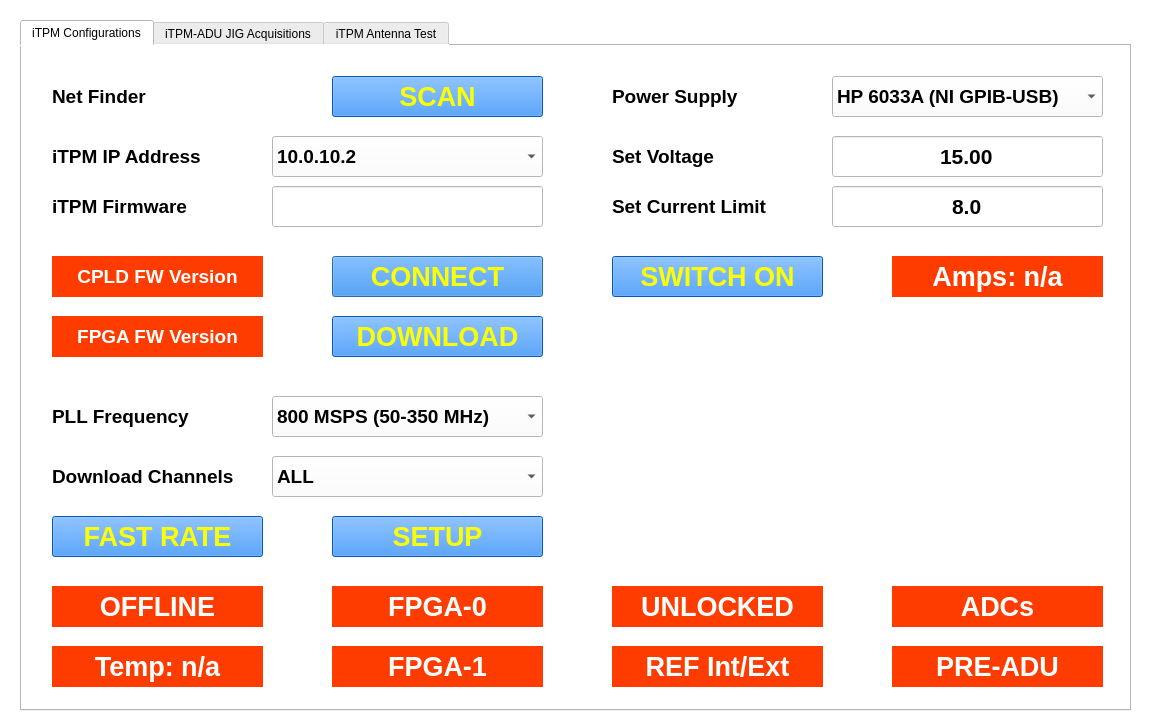
amattana/PySKA, file tpm_test.ui: the form before one commit.
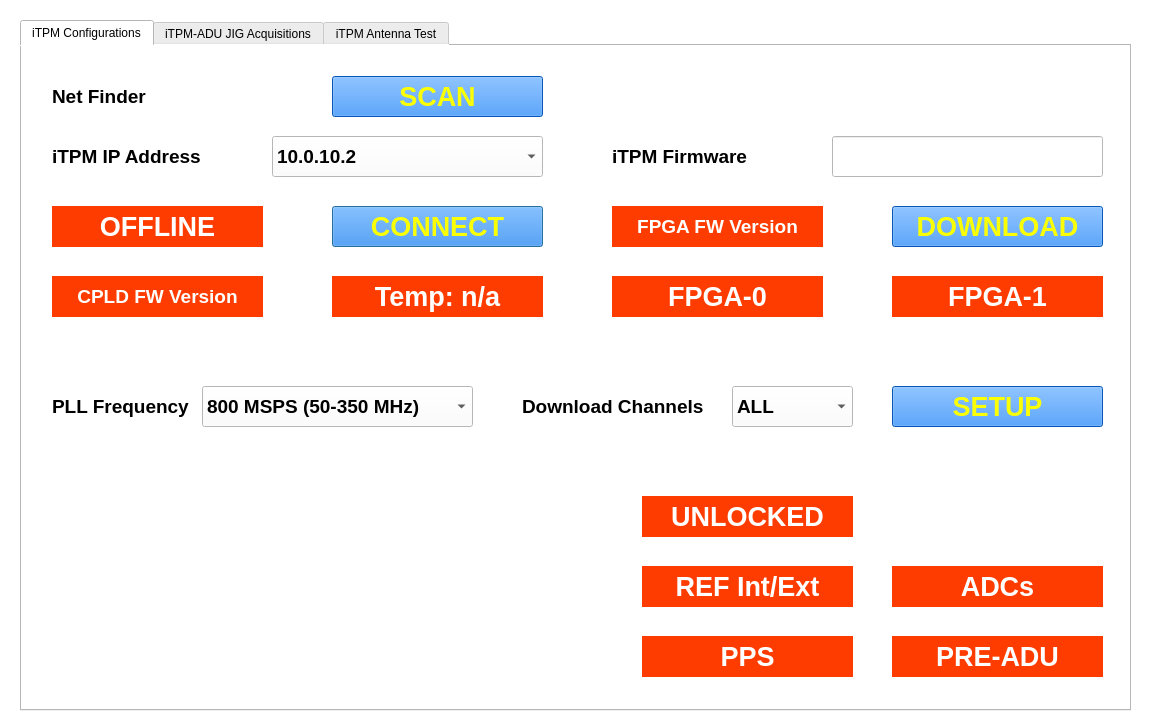
The form after the commit.

Commit message: Removed Deprecated PowerSupply Staff

Diff of the .ui file:
```diff
--- a/tpm_test.ui
+++ b/tpm_test.ui
@@ -84,8 +84,8 @@
     <widget class="QLabel" name="qtext_fpga0">
      <property name="geometry">
       <rect>
-       <x>310</x>
-       <y>540</y>
+       <x>590</x>
+       <y>230</y>
        <width>211</width>
        <height>41</height>
       </rect>
@@ -111,8 +111,8 @@
     <widget class="QLabel" name="qtext_fpga1">
      <property name="geometry">
       <rect>
-       <x>310</x>
-       <y>600</y>
+       <x>870</x>
+       <y>230</y>
        <width>211</width>
        <height>41</height>
       </rect>
@@ -139,7 +139,7 @@
      <property name="geometry">
       <rect>
        <x>870</x>
-       <y>540</y>
+       <y>520</y>
        <width>211</width>
        <height>41</height>
       </rect>
@@ -166,7 +166,7 @@
      <property name="geometry">
       <rect>
        <x>30</x>
-       <y>540</y>
+       <y>160</y>
        <width>211</width>
        <height>41</height>
       </rect>
@@ -193,7 +193,7 @@
      <property name="geometry">
       <rect>
        <x>310</x>
-       <y>210</y>
+       <y>160</y>
        <width>211</width>
        <height>41</height>
       </rect>
@@ -231,7 +231,7 @@
      <property name="geometry">
       <rect>
        <x>30</x>
-       <y>210</y>
+       <y>230</y>
        <width>211</width>
        <height>41</height>
       </rect>
@@ -257,8 +257,8 @@
     <widget class="QLabel" name="qlabel_fpga_fw">
      <property name="geometry">
       <rect>
-       <x>30</x>
-       <y>270</y>
+       <x>590</x>
+       <y>160</y>
        <width>211</width>
        <height>41</height>
       </rect>
@@ -284,8 +284,8 @@
     <widget class="QLabel" name="qtext_adu_temp">
      <property name="geometry">
       <rect>
-       <x>30</x>
-       <y>600</y>
+       <x>310</x>
+       <y>230</y>
        <width>211</width>
        <height>41</height>
       </rect>
@@ -308,38 +308,11 @@
       <set>Qt::AlignCenter</set>
      </property>
     </widget>
-    <widget class="QLabel" name="qtext_adu_amps">
-     <property name="geometry">
-      <rect>
-       <x>870</x>
-       <y>210</y>
-       <width>211</width>
-       <height>41</height>
-      </rect>
-     </property>
-     <property name="font">
-      <font>
-       <pointsize>20</pointsize>
-       <weight>75</weight>
-       <bold>true</bold>
-      </font>
-     </property>
-     <property name="styleSheet">
-      <string notr="true">color: rgb(255,255,255);
-background-color: rgb(255,60 , 0);</string>
-     </property>
-     <property name="text">
-      <string>Amps: n/a</string>
-     </property>
-     <property name="alignment">
-      <set>Qt::AlignCenter</set>
-     </property>
-    </widget>
     <widget class="QPushButton" name="qbutton_adu_setup">
      <property name="geometry">
       <rect>
-       <x>310</x>
-       <y>470</y>
+       <x>870</x>
+       <y>340</y>
        <width>211</width>
        <height>41</height>
       </rect>
@@ -376,8 +349,8 @@
     <widget class="QComboBox" name="qcombo_set_pll">
      <property name="geometry">
       <rect>
-       <x>250</x>
-       <y>350</y>
+       <x>180</x>
+       <y>340</y>
        <width>271</width>
        <height>41</height>
       </rect>
@@ -408,8 +381,8 @@
     <widget class="QLineEdit" name="qtext_adu_fw">
      <property name="geometry">
       <rect>
-       <x>250</x>
-       <y>140</y>
+       <x>810</x>
+       <y>90</y>
        <width>271</width>
        <height>41</height>
       </rect>
@@ -421,8 +394,8 @@
     <widget class="QLabel" name="qlabel_adu_fw">
      <property name="geometry">
       <rect>
-       <x>30</x>
-       <y>140</y>
+       <x>590</x>
+       <y>90</y>
        <width>211</width>
        <height>41</height>
       </rect>
@@ -445,8 +418,8 @@
      <property name="geometry">
       <rect>
        <x>30</x>
-       <y>350</y>
-       <width>211</width>
+       <y>340</y>
+       <width>141</width>
        <height>41</height>
       </rect>
      </property>
@@ -467,8 +440,8 @@
     <widget class="QPushButton" name="qbutton_adu_fw">
      <property name="geometry">
       <rect>
-       <x>310</x>
-       <y>270</y>
+       <x>870</x>
+       <y>160</y>
        <width>211</width>
        <height>41</height>
       </rect>
@@ -502,198 +475,12 @@
       <bool>false</bool>
      </property>
     </widget>
-    <widget class="QLabel" name="qlabel_adu_supply">
-     <property name="geometry">
-      <rect>
-       <x>590</x>
-       <y>30</y>
-       <width>131</width>
-       <height>41</height>
-      </rect>
-     </property>
-     <property name="font">
-      <font>
-       <pointsize>14</pointsize>
-       <weight>75</weight>
-       <bold>true</bold>
-      </font>
-     </property>
-     <property name="text">
-      <string>Power Supply</string>
-     </property>
-     <property name="alignment">
-      <set>Qt::AlignLeading|Qt::AlignLeft|Qt::AlignVCenter</set>
-     </property>
-    </widget>
-    <widget class="QComboBox" name="qcombo_supply">
-     <property name="geometry">
-      <rect>
-       <x>810</x>
-       <y>30</y>
-       <width>271</width>
-       <height>41</height>
-      </rect>
-     </property>
-     <property name="font">
-      <font>
-       <pointsize>14</pointsize>
-       <weight>75</weight>
-       <bold>true</bold>
-      </font>
-     </property>
-     <property name="cursor">
-      <cursorShape>PointingHandCursor</cursorShape>
-     </property>
-     <property name="currentIndex">
-      <number>1</number>
-     </property>
-     <item>
-      <property name="text">
-       <string>UNREGISTERED PSU</string>
-      </property>
-     </item>
-     <item>
-      <property name="text">
-       <string>HP 6033A (NI GPIB-USB)</string>
-      </property>
-     </item>
-    </widget>
-    <widget class="QLabel" name="qlabel_adu_supply_2">
-     <property name="geometry">
-      <rect>
-       <x>590</x>
-       <y>90</y>
-       <width>131</width>
-       <height>41</height>
-      </rect>
-     </property>
-     <property name="font">
-      <font>
-       <pointsize>14</pointsize>
-       <weight>75</weight>
-       <bold>true</bold>
-      </font>
-     </property>
-     <property name="text">
-      <string>Set Voltage</string>
-     </property>
-     <property name="alignment">
-      <set>Qt::AlignLeading|Qt::AlignLeft|Qt::AlignVCenter</set>
-     </property>
-    </widget>
-    <widget class="QLineEdit" name="qtext_power_volt">
-     <property name="geometry">
-      <rect>
-       <x>810</x>
-       <y>90</y>
-       <width>271</width>
-       <height>41</height>
-      </rect>
-     </property>
-     <property name="font">
-      <font>
-       <pointsize>16</pointsize>
-       <weight>75</weight>
-       <bold>true</bold>
-      </font>
-     </property>
-     <property name="text">
-      <string>15.00</string>
-     </property>
-     <property name="alignment">
-      <set>Qt::AlignCenter</set>
-     </property>
-    </widget>
-    <widget class="QLabel" name="qlabel_adu_supply_3">
-     <property name="geometry">
-      <rect>
-       <x>590</x>
-       <y>140</y>
-       <width>181</width>
-       <height>41</height>
-      </rect>
-     </property>
-     <property name="font">
-      <font>
-       <pointsize>14</pointsize>
-       <weight>75</weight>
-       <bold>true</bold>
-      </font>
-     </property>
-     <property name="text">
-      <string>Set Current Limit</string>
-     </property>
-     <property name="alignment">
-      <set>Qt::AlignLeading|Qt::AlignLeft|Qt::AlignVCenter</set>
-     </property>
-    </widget>
-    <widget class="QLineEdit" name="qtext_power_amps">
-     <property name="geometry">
-      <rect>
-       <x>810</x>
-       <y>140</y>
-       <width>271</width>
-       <height>41</height>
-      </rect>
-     </property>
-     <property name="font">
-      <font>
-       <pointsize>16</pointsize>
-       <weight>75</weight>
-       <bold>true</bold>
-      </font>
-     </property>
-     <property name="text">
-      <string>8.0</string>
-     </property>
-     <property name="alignment">
-      <set>Qt::AlignCenter</set>
-     </property>
-    </widget>
-    <widget class="QPushButton" name="qbutton_psupply_enable">
-     <property name="geometry">
-      <rect>
-       <x>590</x>
-       <y>210</y>
-       <width>211</width>
-       <height>41</height>
-      </rect>
-     </property>
-     <property name="font">
-      <font>
-       <family>Cantarell</family>
-       <pointsize>20</pointsize>
-       <weight>75</weight>
-       <italic>false</italic>
-       <bold>true</bold>
-      </font>
-     </property>
-     <property name="cursor">
-      <cursorShape>PointingHandCursor</cursorShape>
-     </property>
-     <property name="styleSheet">
-      <string notr="true">background-color: rgb(11, 121, 255);
-color: rgb(251, 255, 5);</string>
-     </property>
-     <property name="text">
-      <string>SWITCH ON</string>
-     </property>
-     <property name="autoDefault">
-      <bool>true</bool>
-     </property>
-     <property name="default">
-      <bool>false</bool>
-     </property>
-     <property name="flat">
-      <bool>false</bool>
-     </property>
-    </widget>
     <widget class="QLabel" name="qlabel_adu_conf_2">
      <property name="geometry">
       <rect>
-       <x>30</x>
-       <y>410</y>
-       <width>211</width>
+       <x>500</x>
+       <y>340</y>
+       <width>191</width>
        <height>41</height>
       </rect>
      </property>
@@ -714,9 +501,9 @@
     <widget class="QComboBox" name="qcombo_set_input">
      <property name="geometry">
       <rect>
-       <x>250</x>
-       <y>410</y>
-       <width>271</width>
+       <x>710</x>
+       <y>340</y>
+       <width>121</width>
        <height>41</height>
       </rect>
      </property>
@@ -744,8 +531,8 @@
     <widget class="QLabel" name="qtext_adu_pll_lock">
      <property name="geometry">
       <rect>
-       <x>590</x>
-       <y>540</y>
+       <x>620</x>
+       <y>450</y>
        <width>211</width>
        <height>41</height>
       </rect>
@@ -771,8 +558,8 @@
     <widget class="QLabel" name="qtext_adu_pll_ref">
      <property name="geometry">
       <rect>
-       <x>590</x>
-       <y>600</y>
+       <x>620</x>
+       <y>520</y>
        <width>211</width>
        <height>41</height>
       </rect>
@@ -799,7 +586,7 @@
      <property name="geometry">
       <rect>
        <x>870</x>
-       <y>600</y>
+       <y>590</y>
        <width>211</width>
        <height>41</height>
       </rect>
@@ -891,21 +678,19 @@
       </property>
      </item>
     </widget>
-    <widget class="QPushButton" name="qbutton_adu_rate">
+    <widget class="QLabel" name="qtext_pps">
      <property name="geometry">
       <rect>
-       <x>30</x>
-       <y>470</y>
+       <x>620</x>
+       <y>590</y>
        <width>211</width>
        <height>41</height>
       </rect>
      </property>
      <property name="font">
       <font>
-       <family>Cantarell</family>
        <pointsize>20</pointsize>
        <weight>75</weight>
-       <italic>false</italic>
        <bold>true</bold>
       </font>
      </property>
@@ -922,20 +707,14 @@
       <string/>
      </property>
      <property name="styleSheet">
-      <string notr="true">background-color: rgb(11, 121, 255);
-color: rgb(251, 255, 5);</string>
+      <string notr="true">color: rgb(255,255,255);
+background-color: rgb(255,60 , 0);</string>
      </property>
      <property name="text">
-      <string>FAST RATE</string>
+      <string>PPS</string>
      </property>
-     <property name="autoDefault">
-      <bool>true</bool>
-     </property>
-     <property name="default">
-      <bool>false</bool>
-     </property>
-     <property name="flat">
-      <bool>false</bool>
+     <property name="alignment">
+      <set>Qt::AlignCenter</set>
      </property>
     </widget>
    </widget>
```
Left out of the diff: 12 changed lines with no effect on the pictures.
